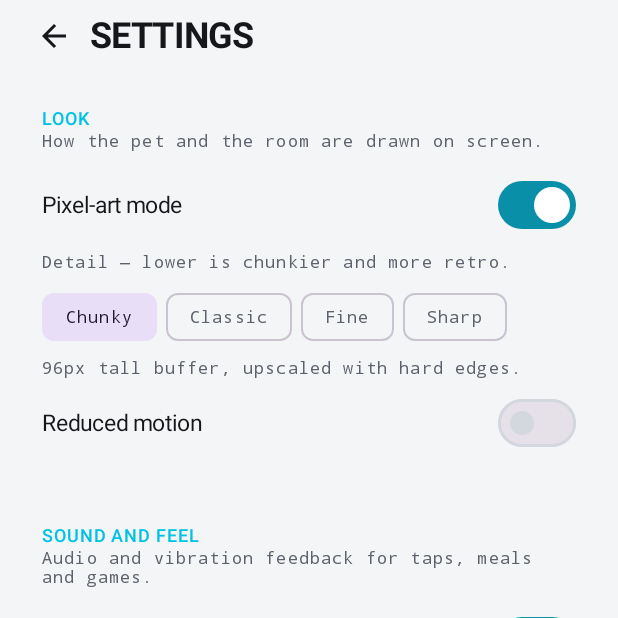
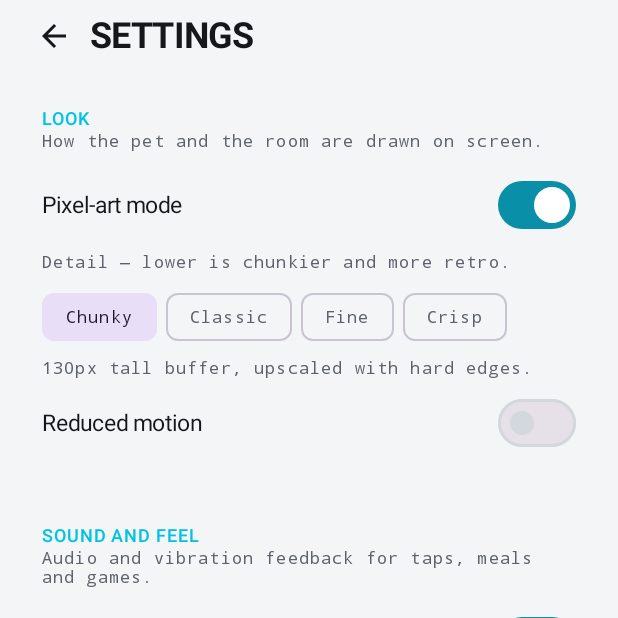
Before and after one commit to Sabrealfred/Indicators, an Android app built with Jetpack Compose: the SettingsScreen screen opened through its navigation route, after a tap on "Chunky", on a phone screen of 412 x 824 dp, the top half of it. Run offline under Robolectric (Android 15) with nearby library versions, the phone set to English and light mode, and no system bars.

```diff
--- a/app/src/main/java/com/neopal/pet/domain/Pet.kt
+++ b/app/src/main/java/com/neopal/pet/domain/Pet.kt
@@ -238,8 +238,13 @@ data class GameConfig(
      * sampling, so the art reads as chunky pixel art instead of smooth vectors.
      */
     val pixelMode: Boolean = true,
-    /** Vertical resolution of that buffer. 144 matches a classic handheld screen. */
-    val pixelHeight: Int = 144,
+    /**
+     * Vertical resolution of that buffer. The real number used is derived from the screen so
+     * the upscale stays a whole number, and this is the target it rounds to. 144 turned out to
+     * be too coarse for this art — the eyes came out three pixels across and the eyebrows
+     * disappeared entirely — so the default sits higher.
+     */
+    val pixelHeight: Int = 200,
     /** Cleared once the player has seen the first-run coach marks. */
     val tutorialSeen: Boolean = false,
 ) {
--- a/app/src/main/java/com/neopal/pet/ui/screens/SettingsScreen.kt
+++ b/app/src/main/java/com/neopal/pet/ui/screens/SettingsScreen.kt
@@ -49,12 +49,16 @@ import com.neopal.pet.ui.theme.NeoColors
 import kotlinx.coroutines.launch
 import kotlin.math.roundToInt
 
-/** Buffer heights that land on whole-pixel scales for the common phone screens. */
+/**
+ * Target buffer heights. The renderer derives the real size from the screen so the upscale is
+ * always a whole number; these are the sizes it rounds toward. Below about 130 the creature's
+ * face stops surviving the downsample, which is why the coarse end starts where it does.
+ */
 private val PixelPresets = listOf(
-    96 to "Chunky",
-    144 to "Classic",
-    216 to "Fine",
-    288 to "Sharp",
+    130 to "Chunky",
+    200 to "Classic",
+    280 to "Fine",
+    380 to "Crisp",
 )
 
 /** Look, sound, reminders, pace, tips, save import/export and reset — grouped by what they change. */
```
Also changed, not shown: app/src/main/java/com/neopal/pet/ui/art/Particles.kt (+6 -1 lines), app/src/main/java/com/neopal/pet/ui/art/PixelRenderer.kt (+36 -9 lines), app/src/main/java/com/neopal/pet/ui/art/SceneArt.kt (+17 -9 lines), app/src/main/java/com/neopal/pet/ui/components/PetStage.kt (+30 -6 lines), app/src/main/java/com/neopal/pet/ui/components/Widgets.kt (+9 -3 lines).
